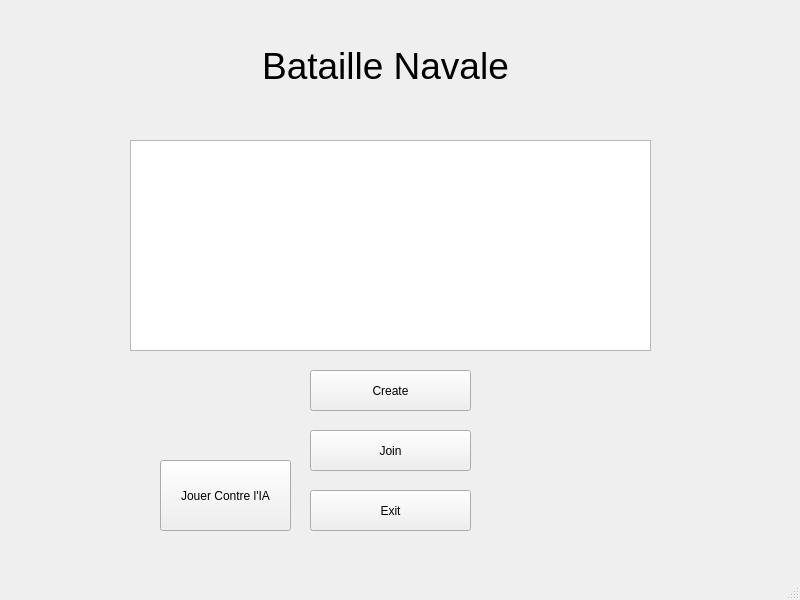
This is Client/startwindow.ui in Maholik/Bataille_navale as Qt 5 draws it before an edit. The edited form follows.
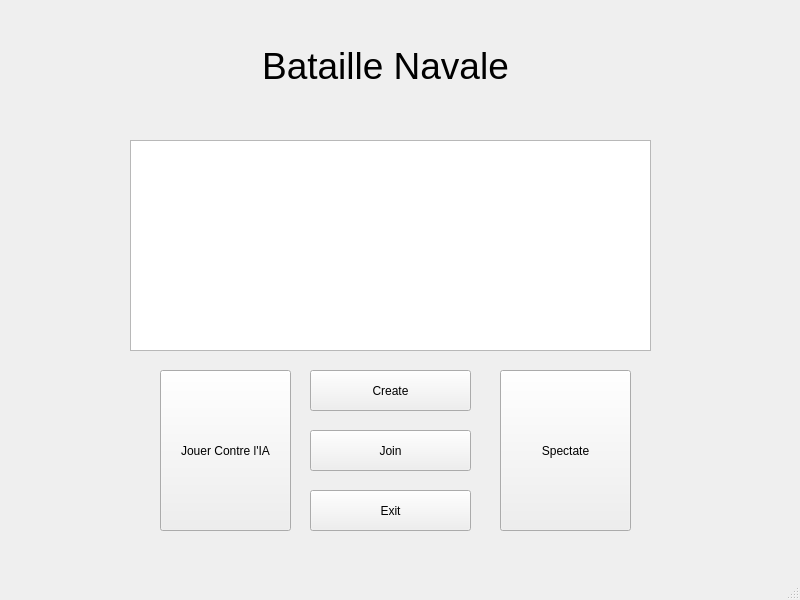
This is the edited form.

Patch:
```diff
--- a/Client/startwindow.ui
+++ b/Client/startwindow.ui
@@ -88,15 +88,28 @@
     <property name="geometry">
      <rect>
       <x>160</x>
-      <y>460</y>
+      <y>370</y>
       <width>131</width>
-      <height>71</height>
+      <height>161</height>
      </rect>
     </property>
     <property name="text">
      <string>Jouer Contre l'IA</string>
     </property>
    </widget>
+   <widget class="QPushButton" name="btnSpectate">
+    <property name="geometry">
+     <rect>
+      <x>500</x>
+      <y>370</y>
+      <width>131</width>
+      <height>161</height>
+     </rect>
+    </property>
+    <property name="text">
+     <string>Spectate</string>
+    </property>
+   </widget>
   </widget>
   <widget class="QMenuBar" name="menubar">
    <property name="geometry">
```
Left out of the diff: 2 changed lines with no effect on the pictures.
